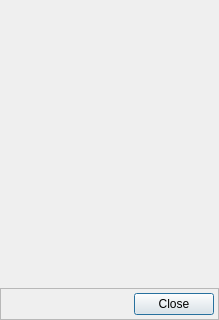
This is paletteeditdialog.ui in dvstans/MandelbrotApp as Qt 5 draws it before an edit; both pictures show x 0 to 219 and y 144 to 464 of the 219 by 464 pixel window. The edited form follows.
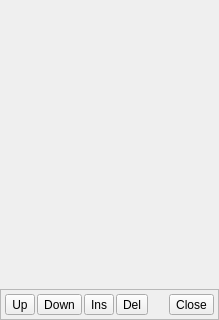
This is the edited form.

Commit message: - Working on palette edit dialog

Diff of the .ui file:
```diff
--- a/paletteeditdialog.ui
+++ b/paletteeditdialog.ui
@@ -10,6 +10,12 @@
     <height>464</height>
    </rect>
   </property>
+  <property name="maximumSize">
+   <size>
+    <width>16777215</width>
+    <height>16777215</height>
+   </size>
+  </property>
   <property name="windowTitle">
    <string>Edit Palette</string>
   </property>
@@ -37,6 +43,12 @@
        <verstretch>0</verstretch>
       </sizepolicy>
      </property>
+     <property name="maximumSize">
+      <size>
+       <width>16777215</width>
+       <height>16777215</height>
+      </size>
+     </property>
      <property name="frameShape">
       <enum>QFrame::Shape::NoFrame</enum>
      </property>
@@ -99,6 +111,37 @@
       <property name="bottomMargin">
        <number>4</number>
       </property>
+      <item>
+       <widget class="QToolButton" name="buttonMoveUp">
+        <property name="enabled">
+         <bool>true</bool>
+        </property>
+        <property name="text">
+         <string>Up</string>
+        </property>
+       </widget>
+      </item>
+      <item>
+       <widget class="QToolButton" name="buttonMoveDown">
+        <property name="text">
+         <string>Down</string>
+        </property>
+       </widget>
+      </item>
+      <item>
+       <widget class="QToolButton" name="buttonInsert">
+        <property name="text">
+         <string>Ins</string>
+        </property>
+       </widget>
+      </item>
+      <item>
+       <widget class="QToolButton" name="buttonDelete">
+        <property name="text">
+         <string>Del</string>
+        </property>
+       </widget>
+      </item>
       <item>
        <spacer name="horizontalSpacer">
         <property name="orientation">
@@ -113,7 +156,7 @@
        </spacer>
       </item>
       <item>
-       <widget class="QPushButton" name="buttonClose">
+       <widget class="QToolButton" name="buttonClose">
         <property name="text">
          <string>Close</string>
         </property>
```
Left out of the diff: 76 changed lines with no effect on the pictures. The commit also changes 3 other files.
